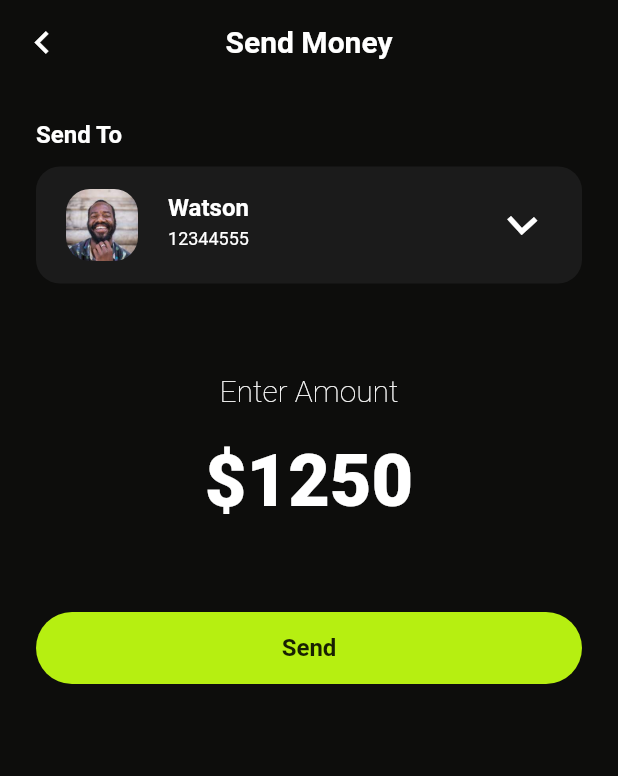
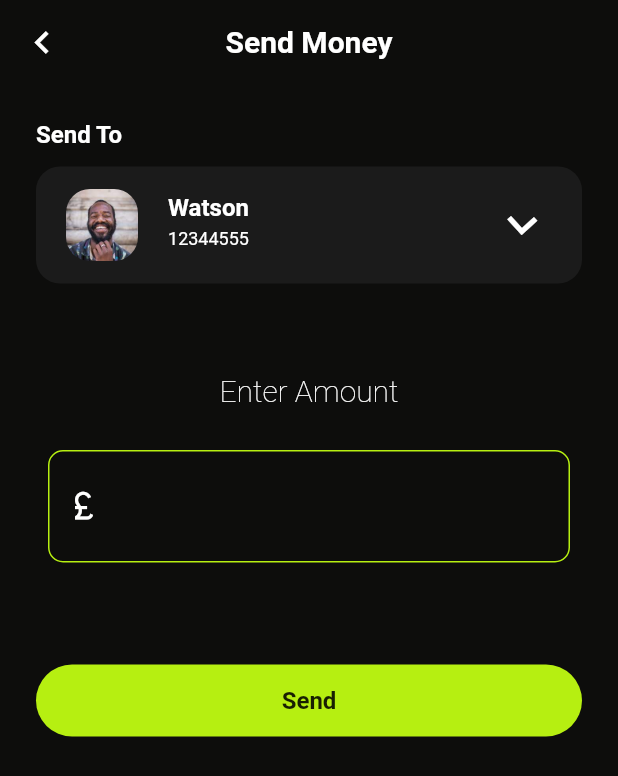
Before and after one commit to mkaychuks/randomUI, a Flutter app: the SendMoneyScreen screen opened directly, on a phone screen of 412 x 824 dp. Shown: the top 776 px of the screen. Run offline on Flutter 3.47's test engine with Material 2 defaults, Android fonts, the phone set to English and light mode, and no system bars; our stand-ins replace flutter_riverpod.

Commit message:
Final Commit

```diff
--- a/lib/main.dart
+++ b/lib/main.dart
@@ -23,7 +23,7 @@ class MyApp extends StatelessWidget {
       theme: ThemeData(
         primarySwatch: Colors.blue,
       ),
-      home: const SendMoneyScreen(),
+      home: const SplashScreen(),
     );
   }
 }
--- a/lib/providers/provider.dart
+++ b/lib/providers/provider.dart
@@ -18,6 +18,8 @@ List<Tab> tabs = const [
     child: Text("6 Months"),
   ),
 ];
+
+
 
 
 final transactionsProvider = Provider<List<Transaction>>((ref) => transactions);
--- a/lib/screens/screens.dart
+++ b/lib/screens/screens.dart
@@ -3,3 +3,4 @@ export 'splash.dart';
 export 'card_page.dart';
 export 'profile_page.dart';
 export 'send_money.dart';
+export 'bottom_nav.dart';
--- a/lib/screens/send_money.dart
+++ b/lib/screens/send_money.dart
@@ -16,10 +16,15 @@ class _SendMoneyScreenState extends State<SendMoneyScreen> {
         appBar: AppBar(
           backgroundColor: const Color(0XFF0D0D0C),
           elevation: 0.0,
-          leading: const Icon(
-            Icons.chevron_left,
-            color: Colors.white,
-            size: 30,
+          leading: IconButton(
+            icon: const Icon(
+              Icons.chevron_left,
+              color: Colors.white,
+              size: 30,
+            ),
+            onPressed: () {
+              Navigator.of(context).pop();
+            },
           ),
           centerTitle: true,
           title: const Text(
@@ -58,12 +63,29 @@ class _SendMoneyScreenState extends State<SendMoneyScreen> {
                     fontWeight: FontWeight.w200),
               ),
               const SizedBox(height: 20),
-              const Text(
-                "\$1250",
-                style: TextStyle(
-                    fontSize: 48,
-                    color: Colors.white,
-                    fontWeight: FontWeight.w800),
+
+              Padding(
+                padding: const EdgeInsets.all(8.0),
+                child: TextFormField(
+                    style: const TextStyle(
+                        color: Colors.white,
+                        fontSize: 30,
+                        fontWeight: FontWeight.bold),
+                    keyboardType: TextInputType.number,
+                    decoration: InputDecoration(
+                      prefixIcon: const Icon(
+                        Icons.currency_pound,
+                        color: Colors.white,
+                      ),
+                      focusedBorder: OutlineInputBorder(
+                          borderRadius: BorderRadius.circular(10),
+                          borderSide:
+                              const BorderSide(color: Color(0xffB6EF11))),
+                      enabledBorder: OutlineInputBorder(
+                          borderRadius: BorderRadius.circular(10),
+                          borderSide:
+                              const BorderSide(color: Color(0xffB6EF11))),
+                    )),
               ),
 
               // the send button
@@ -83,7 +105,6 @@ class _SendMoneyScreenState extends State<SendMoneyScreen> {
               )
 
               // the numeric pads
-
             ],
           ),
         ),
```
Also changed, not shown: lib/screens/bottom_nav.dart (added, +53 -0 lines), lib/screens/card_page.dart (+10 -1 lines), lib/screens/home.dart (+19 -4 lines), lib/screens/splash.dart (+20 -1 lines), lib/widgets/action_widgets.dart (+5 -2 lines), pubspec.lock.
